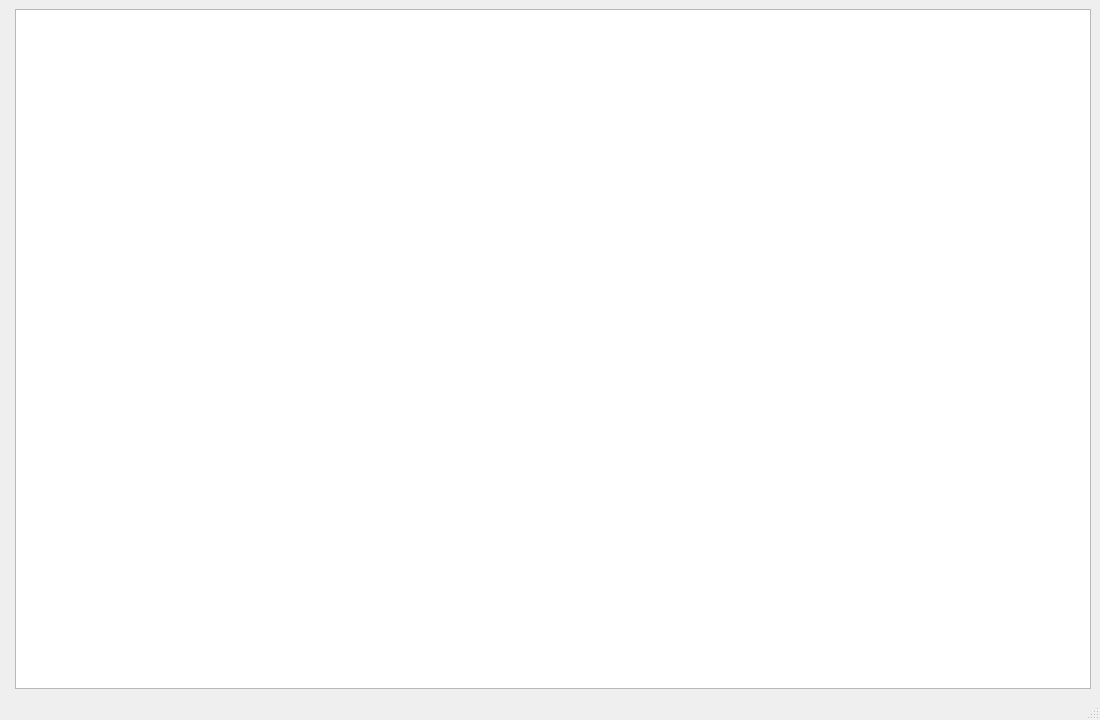
Liuli-R/Simple_Circuit_Generator_System-, file mainwindow.ui: the form before one commit.
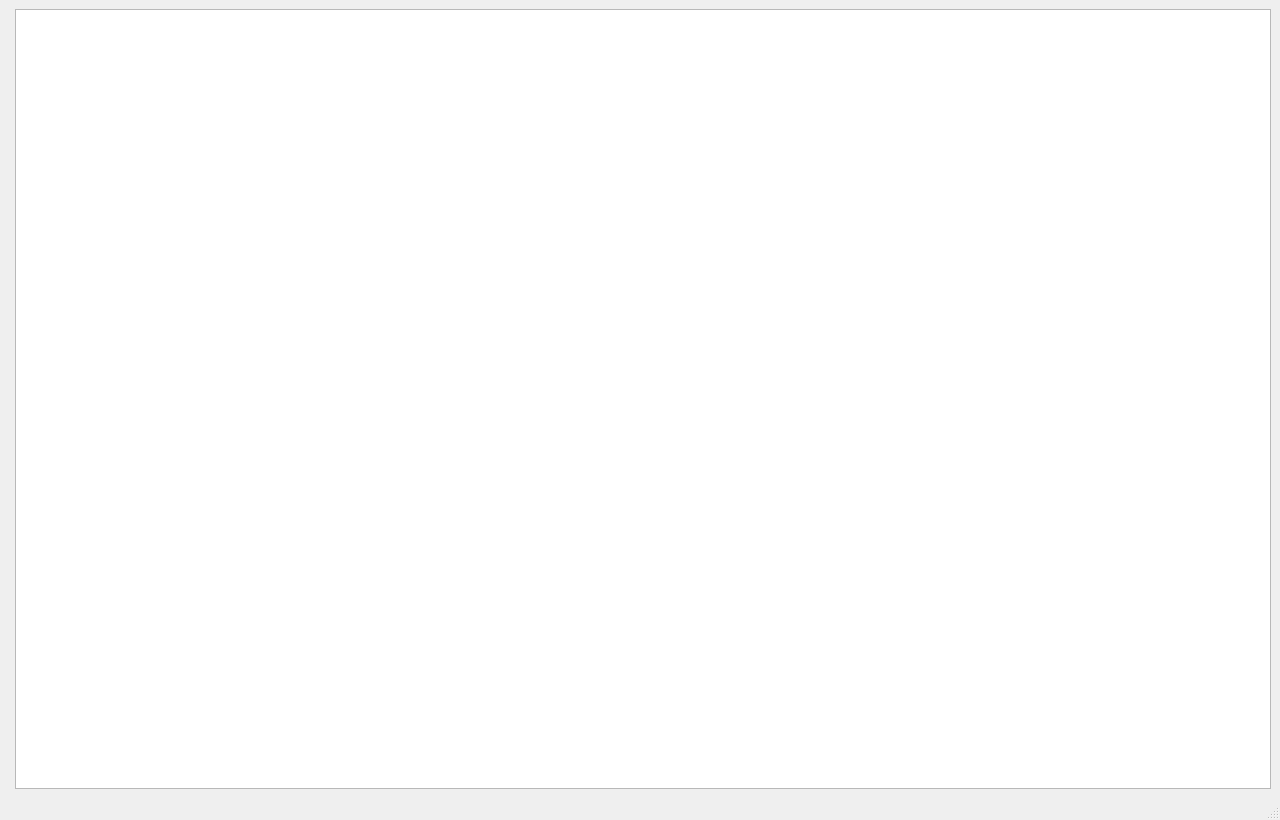
The form after the commit. Custom widgets are drawn as their Qt base class.

The edit to the form file:
```diff
--- a/mainwindow.ui
+++ b/mainwindow.ui
@@ -6,26 +6,26 @@
    <rect>
     <x>0</x>
     <y>0</y>
-    <width>1100</width>
-    <height>720</height>
+    <width>1280</width>
+    <height>820</height>
    </rect>
   </property>
   <property name="sizePolicy">
-   <sizepolicy hsizetype="Fixed" vsizetype="Fixed">
+   <sizepolicy hsizetype="Preferred" vsizetype="Preferred">
     <horstretch>0</horstretch>
     <verstretch>0</verstretch>
    </sizepolicy>
   </property>
   <property name="minimumSize">
    <size>
-    <width>1100</width>
-    <height>720</height>
+    <width>1180</width>
+    <height>760</height>
    </size>
   </property>
   <property name="maximumSize">
    <size>
-    <width>1100</width>
-    <height>720</height>
+    <width>16777215</width>
+    <height>16777215</height>
    </size>
   </property>
   <property name="windowTitle">
```
Left out of the diff: 4 changed lines with no effect on the pictures.
